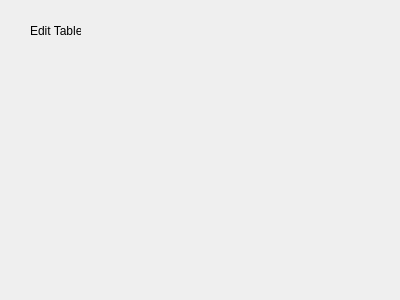
First picture: the form in tableedit.ui, repository aj501/NickBilliardsPrjQT, before the edit.
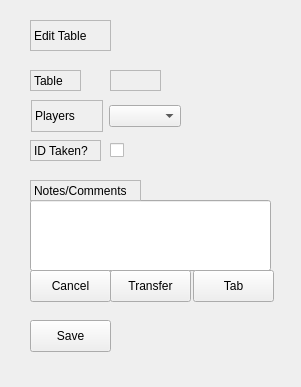
Second picture: the form after the edit.

Diff of the .ui file:
```diff
--- a/tableedit.ui
+++ b/tableedit.ui
@@ -6,8 +6,8 @@
    <rect>
     <x>0</x>
     <y>0</y>
-    <width>400</width>
-    <height>300</height>
+    <width>301</width>
+    <height>387</height>
    </rect>
   </property>
   <property name="windowTitle">
@@ -18,14 +18,181 @@
     <rect>
      <x>30</x>
      <y>20</y>
-     <width>51</width>
-     <height>21</height>
+     <width>81</width>
+     <height>31</height>
     </rect>
    </property>
+   <property name="frameShape">
+    <enum>QFrame::StyledPanel</enum>
+   </property>
    <property name="text">
     <string>Edit Table</string>
    </property>
   </widget>
+  <widget class="QLabel" name="label_2">
+   <property name="geometry">
+    <rect>
+     <x>30</x>
+     <y>70</y>
+     <width>51</width>
+     <height>21</height>
+    </rect>
+   </property>
+   <property name="frameShape">
+    <enum>QFrame::StyledPanel</enum>
+   </property>
+   <property name="text">
+    <string>Table</string>
+   </property>
+  </widget>
+  <widget class="QLabel" name="label_3">
+   <property name="geometry">
+    <rect>
+     <x>110</x>
+     <y>70</y>
+     <width>51</width>
+     <height>21</height>
+    </rect>
+   </property>
+   <property name="frameShape">
+    <enum>QFrame::StyledPanel</enum>
+   </property>
+   <property name="text">
+    <string/>
+   </property>
+  </widget>
+  <widget class="QLabel" name="label_4">
+   <property name="geometry">
+    <rect>
+     <x>30</x>
+     <y>140</y>
+     <width>71</width>
+     <height>21</height>
+    </rect>
+   </property>
+   <property name="frameShape">
+    <enum>QFrame::StyledPanel</enum>
+   </property>
+   <property name="text">
+    <string>ID Taken?</string>
+   </property>
+  </widget>
+  <widget class="QCheckBox" name="checkBox">
+   <property name="geometry">
+    <rect>
+     <x>110</x>
+     <y>140</y>
+     <width>86</width>
+     <height>20</height>
+    </rect>
+   </property>
+   <property name="text">
+    <string/>
+   </property>
+  </widget>
+  <widget class="QLineEdit" name="lineEdit">
+   <property name="geometry">
+    <rect>
+     <x>30</x>
+     <y>200</y>
+     <width>241</width>
+     <height>71</height>
+    </rect>
+   </property>
+  </widget>
+  <widget class="QLabel" name="label_6">
+   <property name="geometry">
+    <rect>
+     <x>30</x>
+     <y>180</y>
+     <width>111</width>
+     <height>21</height>
+    </rect>
+   </property>
+   <property name="frameShape">
+    <enum>QFrame::StyledPanel</enum>
+   </property>
+   <property name="text">
+    <string>Notes/Comments</string>
+   </property>
+  </widget>
+  <widget class="QPushButton" name="pushButton">
+   <property name="geometry">
+    <rect>
+     <x>30</x>
+     <y>320</y>
+     <width>81</width>
+     <height>32</height>
+    </rect>
+   </property>
+   <property name="text">
+    <string>Save</string>
+   </property>
+  </widget>
+  <widget class="QPushButton" name="pushButton_2">
+   <property name="geometry">
+    <rect>
+     <x>30</x>
+     <y>270</y>
+     <width>81</width>
+     <height>32</height>
+    </rect>
+   </property>
+   <property name="text">
+    <string>Cancel</string>
+   </property>
+  </widget>
+  <widget class="QPushButton" name="pushButton_3">
+   <property name="geometry">
+    <rect>
+     <x>110</x>
+     <y>270</y>
+     <width>81</width>
+     <height>32</height>
+    </rect>
+   </property>
+   <property name="text">
+    <string>Transfer</string>
+   </property>
+  </widget>
+  <widget class="QPushButton" name="pushButton_4">
+   <property name="geometry">
+    <rect>
+     <x>193</x>
+     <y>270</y>
+     <width>81</width>
+     <height>32</height>
+    </rect>
+   </property>
+   <property name="text">
+    <string>Tab</string>
+   </property>
+  </widget>
+  <widget class="QWidget" name="">
+   <property name="geometry">
+    <rect>
+     <x>31</x>
+     <y>100</y>
+     <width>150</width>
+     <height>32</height>
+    </rect>
+   </property>
+   <layout class="QHBoxLayout" name="horizontalLayout">
+    <item>
+     <widget class="QLabel" name="label_5">
+      <property name="frameShape">
+       <enum>QFrame::StyledPanel</enum>
+      </property>
+      <property name="text">
+       <string>Players</string>
+      </property>
+     </widget>
+    </item>
+    <item>
+     <widget class="QComboBox" name="comboBox"/>
+    </item>
+   </layout>
+  </widget>
  </widget>
  <resources/>
  <connections/>
```
